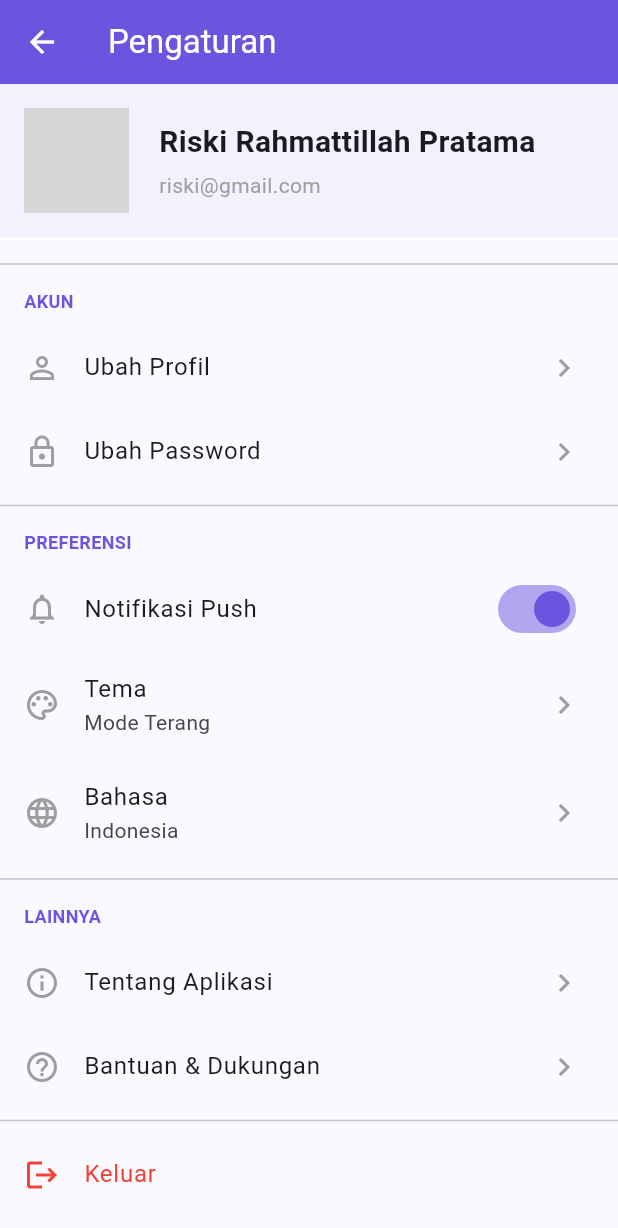
After one commit to rahmatsigma/PAW-MART, a Flutter app: the SettingsPage screen opened directly, on a phone screen of 412 x 824 dp. The commit adds this screen. Shown: the top 1228 px of the screen. Run offline on Flutter 3.47's test engine with Material 3 defaults, Android fonts, the light colour scheme and no system bars; network calls fail; grey boxes are pictures that could not be loaded.

Commit message:
update aja

```diff
--- a/lib/register_page.dart
+++ b/lib/register_page.dart
@@ -67,7 +67,7 @@ class _RegisterPageState extends State<RegisterPage> {
                     ),
                     const SizedBox(height: 8),
                     Text(
-                      'Isi data di bawah untuk membeli MIEE AYAMMM!',
+                      'Isi data di bawah untuk membuat akun baru',
                       textAlign: TextAlign.center,
                       style: TextStyle(
                         fontSize: 16,
--- /dev/null
+++ b/lib/setting.dart
@@ -0,0 +1,202 @@
+import 'package:flutter/material.dart';
+
+class SettingsPage extends StatefulWidget {
+  const SettingsPage({super.key});
+
+  @override
+  State<SettingsPage> createState() => _SettingsPageState();
+}
+
+class _SettingsPageState extends State<SettingsPage> {
+  bool _notificationsEnabled = true;
+
+  @override
+  Widget build(BuildContext context) {
+    return Scaffold(
+      appBar: AppBar(
+        title: const Text('Pengaturan'),
+        backgroundColor: const Color(0xFF6A55DF),
+        foregroundColor: Colors.white,
+        elevation: 0,
+      ),
+      body: ListView(
+        children: [
+          _buildUserProfileSection(),
+
+          const SizedBox(height: 10),
+          const Divider(),
+
+          // Grup Pengaturan Akun
+          _buildSettingsGroupTitle('Akun'),
+          _buildSettingsListTile(
+            icon: Icons.person_outline,
+            title: 'Ubah Profil',
+            onTap: () {
+              print('Navigasi ke halaman Ubah Profil');
+            },
+          ),
+          _buildSettingsListTile(
+            icon: Icons.lock_outline,
+            title: 'Ubah Password',
+            onTap: () {
+              print('Navigasi ke halaman Ubah Password');
+            },
+          ),
+
+          const Divider(),
+
+          _buildSettingsGroupTitle('Preferensi'),
+          SwitchListTile(
+            secondary: const Icon(
+              Icons.notifications_outlined,
+              color: Colors.grey,
+            ),
+            title: const Text('Notifikasi Push'),
+            value: _notificationsEnabled,
+            onChanged: (bool value) {
+              setState(() {
+                _notificationsEnabled = value;
+              });
+            },
+            activeColor: const Color(0xFF6A55DF),
+          ),
+          _buildSettingsListTile(
+            icon: Icons.palette_outlined,
+            title: 'Tema',
+            subtitle: 'Mode Terang',
+            onTap: () {
+              print('Buka pilihan tema');
+            },
+          ),
+          _buildSettingsListTile(
+            icon: Icons.language_outlined,
+            title: 'Bahasa',
+            subtitle: 'Indonesia',
+            onTap: () {
+              print('Buka pilihan bahasa');
+            },
+          ),
+
+          const Divider(),
+
+          _buildSettingsGroupTitle('Lainnya'),
+          _buildSettingsListTile(
+            icon: Icons.info_outline,
+            title: 'Tentang Aplikasi',
+            onTap: () {
+              print('Tampilkan info tentang aplikasi');
+            },
+          ),
+          _buildSettingsListTile(
+            icon: Icons.help_outline,
+            title: 'Bantuan & Dukungan',
+            onTap: () {
+              print('Navigasi ke halaman bantuan');
+            },
+          ),
+
+          const Divider(),
+
+          _buildLogoutTile(),
+        ],
+      ),
+    );
+  }
+
+  Widget _buildUserProfileSection() {
+    return Container(
+      padding: const EdgeInsets.all(16.0),
+      color: const Color(0xFF6A55DF).withOpacity(0.05),
+      child: const Row(
+        children: [
+          CircleAvatar(
+            radius: 35,
+            backgroundImage: NetworkImage(
+              'https://i.pravatar.cc/150?img=32',
+            ),
+          ),
+          SizedBox(width: 20),
+          Column(
+            crossAxisAlignment: CrossAxisAlignment.start,
+            children: [
+              Text(
+                'Riski Rahmattillah Pratama',
+                style: TextStyle(fontSize: 20, fontWeight: FontWeight.bold),
+              ),
+              SizedBox(height: 4),
+              Text(
+                'riski@gmail.com',
+                style: TextStyle(fontSize: 14, color: Colors.grey),
+              ),
+            ],
+          ),
+        ],
+      ),
+    );
+  }
+
+  Widget _buildSettingsGroupTitle(String title) {
+    return Padding(
+      padding: const EdgeInsets.symmetric(horizontal: 16.0, vertical: 8.0),
+      child: Text(
+        title.toUpperCase(),
+        style: const TextStyle(
+          color: Color(0xFF6A55DF),
+          fontWeight: FontWeight.bold,
+          fontSize: 12,
+        ),
+      ),
+    );
+  }
+
+  Widget _buildSettingsListTile({
+    required IconData icon,
+    required String title,
+    String? subtitle,
+    required VoidCallback onTap,
+  }) {
+    return ListTile(
+      leading: Icon(icon, color: Colors.grey),
+      title: Text(title),
+      subtitle: subtitle != null ? Text(subtitle) : null,
+      trailing: const Icon(Icons.chevron_right, color: Colors.grey),
+      onTap: onTap,
+    );
+  }
+
+  Widget _buildLogoutTile() {
+    return ListTile(
+      leading: const Icon(Icons.logout, color: Colors.red),
+      title: const Text('Keluar', style: TextStyle(color: Colors.red)),
+      onTap: () {
+        showDialog(
+          context: context,
+          builder: (BuildContext context) {
+            return AlertDialog(
+              title: const Text('Konfirmasi Keluar'),
+              content: const Text('Apakah Anda yakin ingin keluar?'),
+              actions: <Widget>[
+                TextButton(
+                  child: const Text('Batal'),
+                  onPressed: () {
+                    Navigator.of(context).pop();
+                  },
+                ),
+                TextButton(
+                  child: const Text(
+                    'Keluar',
+                    style: TextStyle(color: Colors.red),
+                  ),
+                  onPressed: () {
+                    Navigator.of(context).pop();
+                    print('Pengguna berhasil keluar');
+                  },
+                ),
+              ],
+            );
+          },
+        );
+      },
+    );
+  }
+}
--- a/pubspec.yaml
+++ b/pubspec.yaml
@@ -58,6 +58,12 @@ flutter:
     - assets/images/logo1.png
     - assets/images/logo2.png
     - assets/images/bg.png
+    - assets/images/royalcanin.png
+    - assets/images/whiskas.png
+    - assets/images/pedigree.png
+    - assets/images/verselebird.jpeg
+    - assets/images/proplan.png
+    - assets/images/hills.jpg
 
 
 
```
Also changed, not shown: lib/beranda_page.dart (+9 -7 lines), lib/models/pet_food_service.dart (+6 -6 lines), assets/images/hills.jpg (added), assets/images/logo1.png, assets/images/pedigree.png (added), assets/images/proplan.png (added), assets/images/royalcanin.png (added), assets/images/verselebird.jpeg (added), assets/images/whiskas.png (added).
